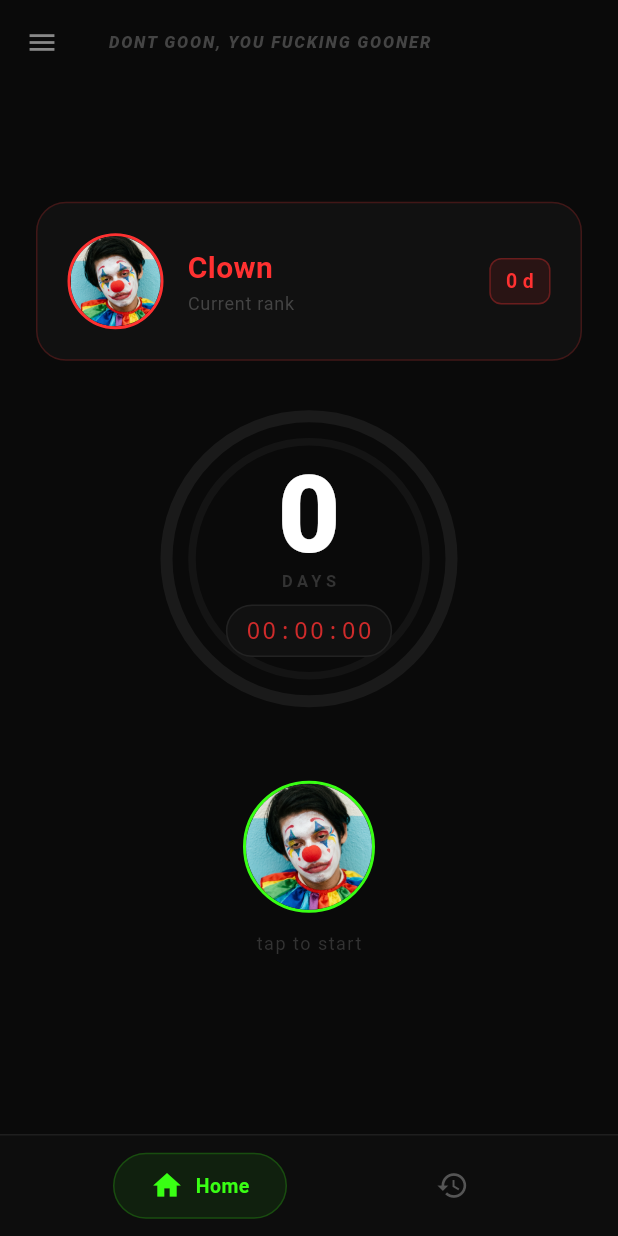
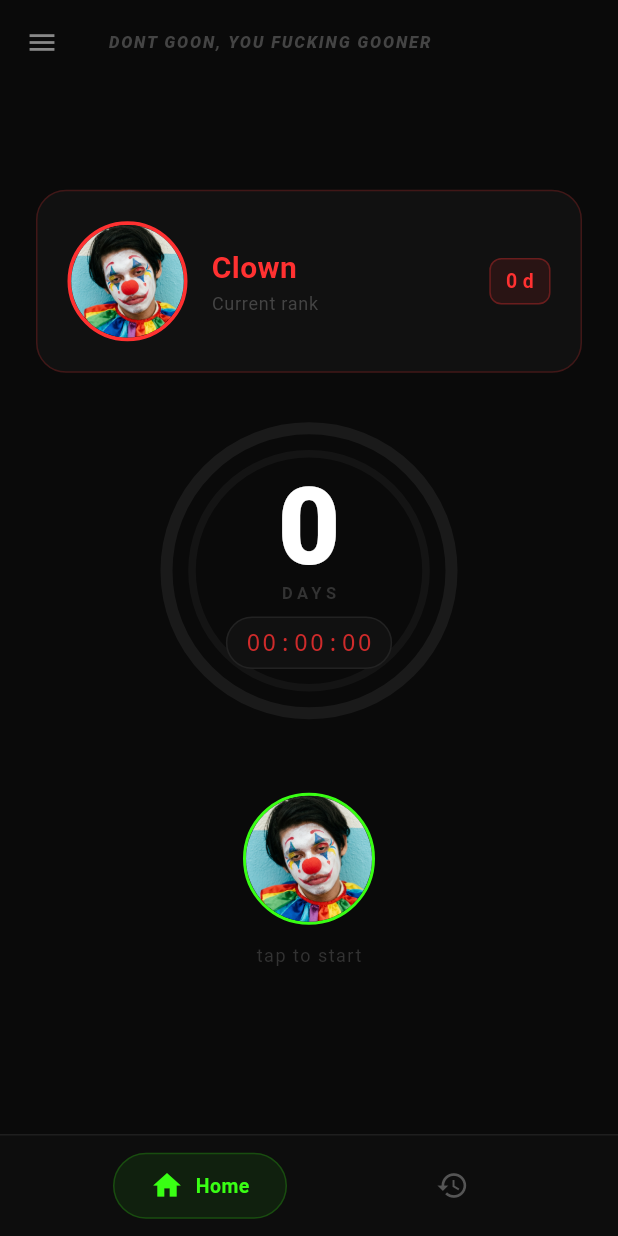
Before and after one commit to Dnggr/Giga, a Flutter app: the screen it shows after launch, on a phone screen of 412 x 824 dp. Run offline on Flutter 3.47's test engine with Material 3 defaults, Android fonts, the phone set to English and light mode, and no system bars; our stand-ins replace shared_preferences.

Commit message:
increase size of custom ring in HomeScreen for improved visibility

```diff
--- a/lib/main.dart
+++ b/lib/main.dart
@@ -505,13 +505,13 @@ class _HomeScreenState extends State<HomeScreen> with TickerProviderStateMixin {
                         child: Row(
                           children: [
                             Container(
-                              width: 64,
-                              height: 64,
+                              width: 80,
+                              height: 80,
                               decoration: BoxDecoration(
                                 shape: BoxShape.circle,
                                 border: Border.all(
                                   color: accentColor,
-                                  width: 2,
+                                  width: 2.5,
                                 ),
                                 color: const Color(0xFF0A0A0A),
                               ),
```
